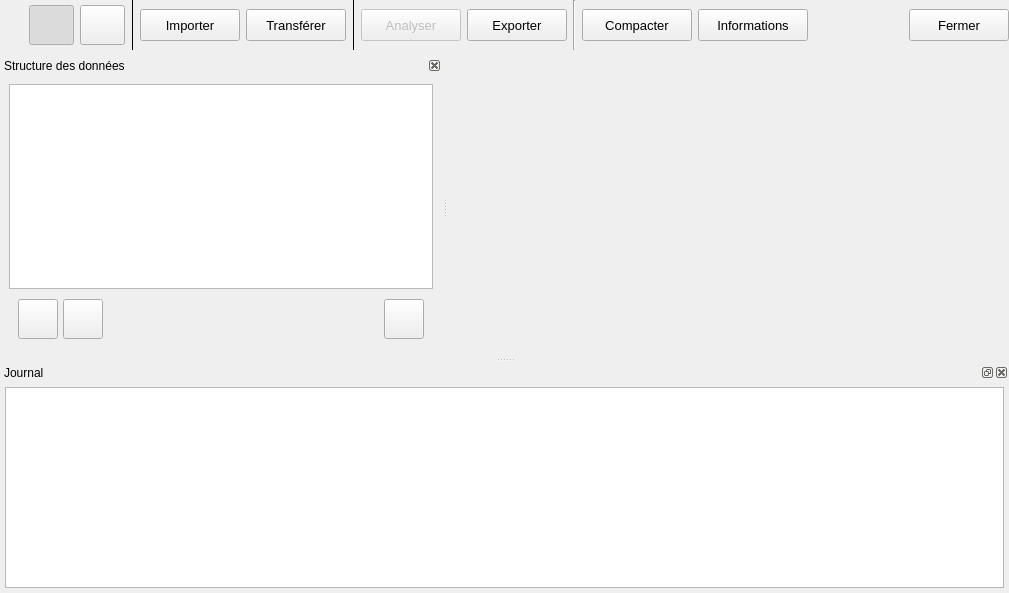
Above: python/resources/ui/MainWindow.ui from introlab/OpenIMU before the change. Below: the same form after it.
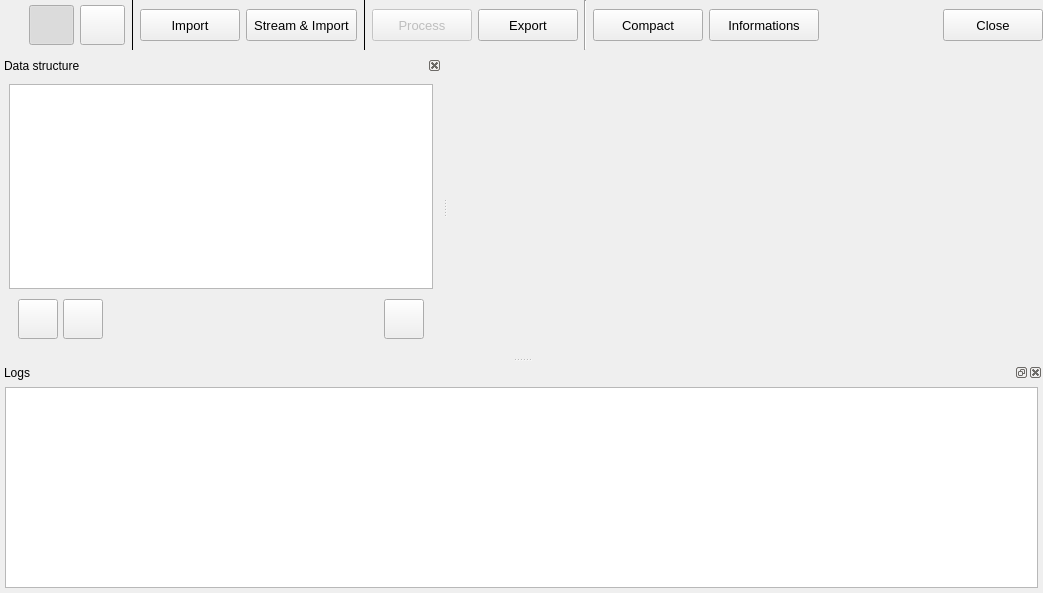
That is the form after the change. Icons and pictures are not drawn. Custom widgets are drawn as their Qt base class.

Commit message: Refs #9. Updated translations for MainWindow Closes #41. Added GPLv3 license Refs #66. Added Import wizard from the start screen.

```diff
--- a/python/resources/ui/MainWindow.ui
+++ b/python/resources/ui/MainWindow.ui
@@ -89,7 +89,7 @@
     <set>Qt::LeftDockWidgetArea</set>
    </property>
    <property name="windowTitle">
-    <string>Structure des données</string>
+    <string>Data structure</string>
    </property>
    <attribute name="dockWidgetArea">
     <number>1</number>
@@ -324,7 +324,7 @@
     </size>
    </property>
    <property name="windowTitle">
-    <string>Journal</string>
+    <string>Logs</string>
    </property>
    <attribute name="dockWidgetArea">
     <number>8</number>
@@ -365,7 +365,7 @@
    </property>
    <property name="minimumSize">
     <size>
-     <width>1009</width>
+     <width>1043</width>
      <height>50</height>
     </size>
    </property>
@@ -546,7 +546,7 @@
         <string>Importe de nouvelles données à partir des fichiers bruts</string>
        </property>
        <property name="text">
-        <string>Importer</string>
+        <string>Import</string>
        </property>
        <property name="icon">
         <iconset resource="../core.qrc">
@@ -586,7 +586,7 @@
         <string>Transfère et importe les données directement à partir d'un appareil</string>
        </property>
        <property name="text">
-        <string>Transférer</string>
+        <string>Stream &amp;&amp; Import</string>
        </property>
        <property name="icon">
         <iconset resource="../core.qrc">
@@ -639,7 +639,7 @@
         <string>Traite les données avec différents algorithmes</string>
        </property>
        <property name="text">
-        <string>Analyser</string>
+        <string>Process</string>
        </property>
        <property name="icon">
         <iconset resource="../core.qrc">
@@ -682,7 +682,7 @@
         <string>Exporte les données en format CSV</string>
        </property>
        <property name="text">
-        <string>Exporter</string>
+        <string>Export</string>
        </property>
        <property name="icon">
         <iconset resource="../core.qrc">
@@ -729,7 +729,7 @@
         <cursorShape>PointingHandCursor</cursorShape>
        </property>
        <property name="text">
-        <string>Compacter</string>
+        <string>Compact</string>
        </property>
        <property name="icon">
         <iconset resource="../core.qrc">
@@ -823,7 +823,7 @@
         <cursorShape>PointingHandCursor</cursorShape>
        </property>
        <property name="text">
-        <string>Fermer</string>
+        <string>Close</string>
        </property>
        <property name="icon">
         <iconset resource="../core.qrc">
```
Left out of the diff: 42 changed lines with no effect on the pictures. The commit also changes 27 other files.
